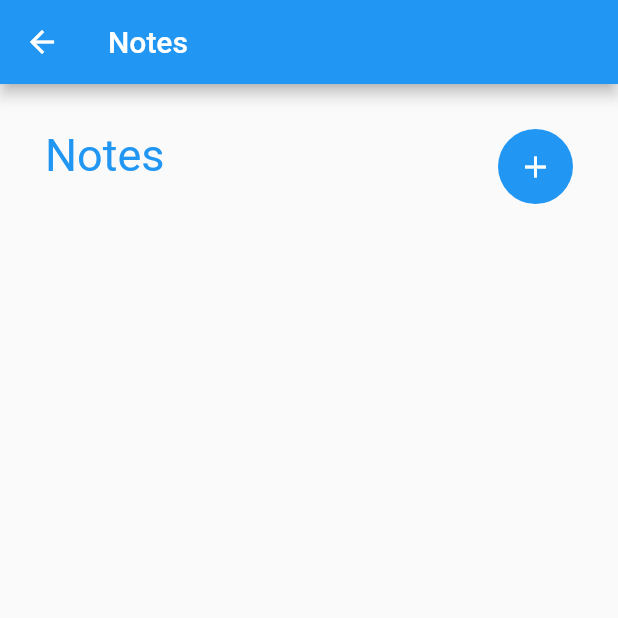
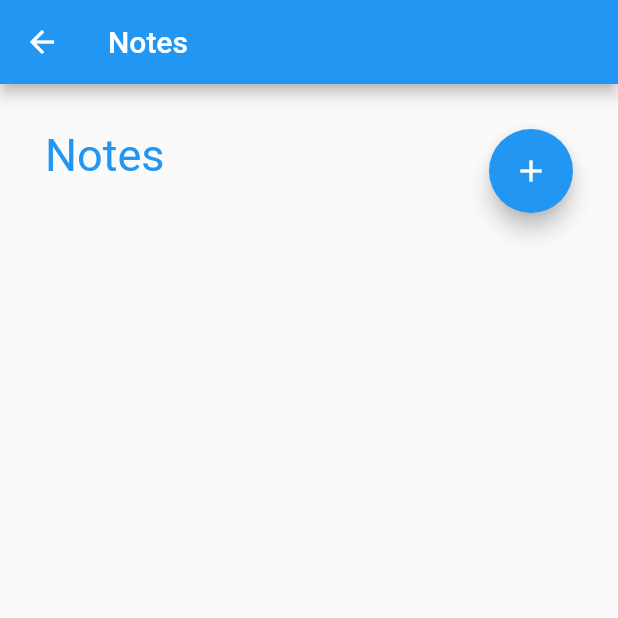
Before and after one commit to RofiqAbdulRozak/kelompok_4_task_learn, a Flutter app: the menu_daftar_notes screen opened directly, on a phone screen of 412 x 824 dp, the top half of it. Run offline on Flutter 3.47's test engine with Material 2 defaults, Android fonts, the phone set to English and light mode, and no system bars; our stand-ins replace cloud_firestore, file_picker, firebase_auth, firebase_core, random_string; accounts and stored records are empty.

```diff
--- a/lib/notes/menu_daftar_notes.dart
+++ b/lib/notes/menu_daftar_notes.dart
@@ -1,18 +1,25 @@
 import 'package:flutter/material.dart';
+import 'package:cloud_firestore/cloud_firestore.dart';
 import 'buat_notes.dart';
+// import 'tampil_notes.dart';
 
 class menu_daftar_notes extends StatefulWidget {
-  const menu_daftar_notes({super.key});
+  const menu_daftar_notes({Key? key});
 
   @override
   State<menu_daftar_notes> createState() => _menu_daftar_notesState();
 }
 
 class _menu_daftar_notesState extends State<menu_daftar_notes> {
+  void navigateToTampilNotes(String noteId) {
+    // Navigator.push(
+    //   context,
+    //   MaterialPageRoute(builder: (context) => tampil_notes(noteId: noteId)),
+    // );
+  }
+
   @override
   Widget build(BuildContext context) {
-    final screenWidth = MediaQuery.of(context).size.width;
-
     return Scaffold(
       appBar: AppBar(
         title: Text("Notes"),
@@ -20,8 +27,6 @@ class _menu_daftar_notesState extends State<menu_daftar_notes> {
       body: Stack(
         children: <Widget>[
           Container(
-            height: 100,
-            width: screenWidth,
             margin: EdgeInsets.only(
               top: 30,
               left: 30,
@@ -34,36 +39,98 @@ class _menu_daftar_notesState extends State<menu_daftar_notes> {
               ),
             ),
           ),
-          Container(
-            height: 50,
-            width: 50,
-            margin: EdgeInsets.only(
+          StreamBuilder<QuerySnapshot>(
+            stream: FirebaseFirestore.instance.collection('Notes').snapshots(),
+            builder: (context, snapshot) {
+              if (snapshot.hasError) {
+                return Text('Error: ${snapshot.error}');
+              }
+
+              if (snapshot.connectionState == ConnectionState.waiting) {
+                return CircularProgressIndicator();
+              }
+
+              final notes = snapshot.data!.docs;
+
+              return ListView.builder(
+                padding: EdgeInsets.only(
+                  top: 120,
+                  left: 30,
+                  right: 30,
+                ),
+                itemCount: notes.length,
+                itemBuilder: (context, index) {
+                  final note = notes[index].data() as Map<String, dynamic>;
+                  final noteId = notes[index].id;
+                  final title = note['Judul'];
+                  final description = note['Description'];
+
+                  return InkWell(
+                    onTap: () => navigateToTampilNotes(noteId),
+                    child: Container(
+                      height: 100,
+                      margin: EdgeInsets.only(bottom: 16),
+                      decoration: BoxDecoration(
+                        color: Colors.blue,
+                        borderRadius: BorderRadius.circular(25),
+                      ),
+                      child: Row(
+                        mainAxisAlignment: MainAxisAlignment.start,
+                        children: [
+                          Padding(
+                            padding: const EdgeInsets.all(8.0),
+                            child: Icon(
+                              Icons.note_alt_outlined,
+                              color: Colors.white,
+                              size: 80,
+                            ),
+                          ),
+                          Column(
+                            mainAxisAlignment: MainAxisAlignment.center,
+                            crossAxisAlignment: CrossAxisAlignment.start,
+                            children: [
+                              Padding(
+                                padding: const EdgeInsets.only(bottom: 8.0),
+                                child: Text(
+                                  '$title',
+                                  style: TextStyle(
+                                    fontSize: 19,
+                                    fontWeight: FontWeight.bold,
+                                    color: Colors.white,
+                                  ),
+                                ),
+                              ),
+                              Text(
+                                '$description',
+                                style: TextStyle(
+                                  fontSize: 18,
+                                  color: Colors.white,
+                                ),
+                              )
+                            ],
+                          )
+                        ],
+                      ),
+                    ),
+                  );
+                },
+              );
+            },
+          ),
+          Positioned(
             top: 30,
-              left: screenWidth - 80,
-            ),
-            child: IconButton(
+            right: 30,
+            child: Align(
+              alignment: Alignment.topRight,
+              child: FloatingActionButton(
                 onPressed: () {
                   Navigator.push(
                     context,
                     MaterialPageRoute(builder: (context) => buat_notes()),
                   );
                 },
-              icon: Icon(
-                Icons.add,
-                color: Colors.white,
+                child: Icon(Icons.add),
               ),
-            ),
-            decoration: BoxDecoration(
-              color: Colors.blue,
-              borderRadius: BorderRadius.circular(25),
-            ),
-          ),
-          Container(
-            height: 80,
-            width: screenWidth - 80,
-            margin: EdgeInsets.only(
-              top: 200,
-              left: 30,
             ),
           ),
         ],
```
Lines whose indentation alone changed are shown as unchanged.
